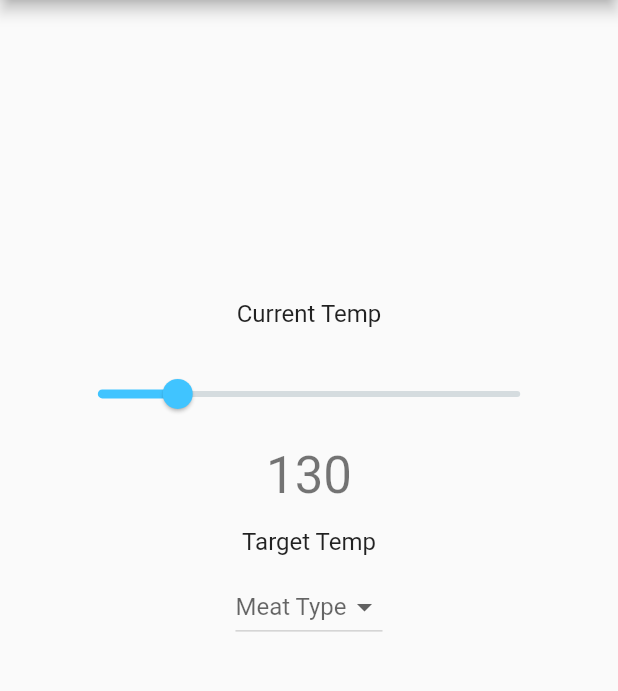
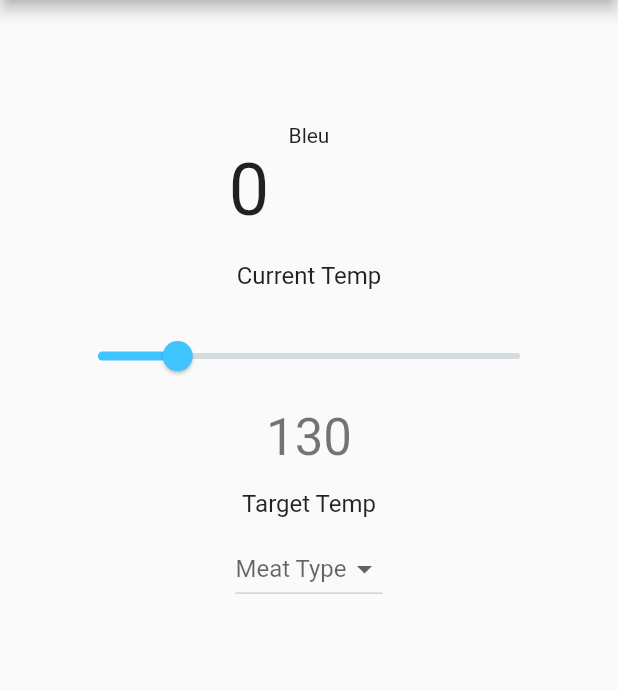
Before and after one commit to xerophytic7/thermometer, a Flutter app: the ThermOnlyScreen screen opened directly, on a phone screen of 412 x 824 dp, the part 84-775 px from its top. Run offline on Flutter 3.47's test engine with Material 2 defaults, Android fonts, the phone set to English and light mode, and no system bars; missing offline and left inert: flutter_ringtone_player.

Commit message:
screen locations fixed. ThermOnly screen 90% done

```diff
--- a/lib/porkscreen.dart
+++ b/lib/screens/porkscreen.dart
@@ -1,10 +1,10 @@
 import 'package:flutter/material.dart';
-class porkscreen extends StatefulWidget {
+class PorkScreen extends StatefulWidget {
   @override
-  _porkscreenState createState() => _porkscreenState();
+  _PorkScreenState createState() => _PorkScreenState();
 }
 
-class _porkscreenState extends State<porkscreen> {
+class _PorkScreenState extends State<PorkScreen> {
   @override
   Widget build(BuildContext context) {
     return Scaffold(
--- a/lib/screens/poultryScreen.dart
+++ b/lib/screens/poultryScreen.dart
@@ -67,7 +67,7 @@ class _PoultryScreenState extends State<PoultryScreen> {
                     Image.asset('assets/pictures/recipe3.JPG',
                         width: 125, height: 125),
                         Wrap(direction: Axis.horizontal, children:[
-                    Text("Prosciutto Wrapped\nChicken Breast", textAlign: TextAlign.center,),
+                    Text("Prosciutto \nWrapped\nChicken Breast", textAlign: TextAlign.center,),
                   ],)],
                 ),
                 onPressed: () {
--- a/lib/screens/thermOnly.dart
+++ b/lib/screens/thermOnly.dart
@@ -9,13 +9,14 @@ class ThermOnlyScreen extends StatefulWidget {
 class _ThermOnlyScreenState extends State<ThermOnlyScreen> {
   double targetTemp = 130.0;
   TextEditingController curTempCtrl = TextEditingController();
+  int bleu = 120;
+  int rare = 130;
+  int medRare = 140;
+  int med = 150;
+  int medWell = 155;
+  int well = 212;
 
-  List<String> meats = [
-    "Beef",
-    "Pork",
-    "Poultry",
-    "Fish"
-  ];
+  List<String> meats = ["Beef", "Pork", "Poultry", "Fish"];
   String meat;
 
   @override
@@ -28,30 +29,46 @@ class _ThermOnlyScreenState extends State<ThermOnlyScreen> {
 
   @override
   Widget build(BuildContext context) {
+    if(curTempCtrl.text == "" || curTempCtrl.text == null ) {curTempCtrl.text = '0'; }
     //Start of page
     return Scaffold(
       appBar: AppBar(
         title: Text('ThermoRecipes'),
       ),
-      body: Center(
+      body: ListView(
         //mainAxisAlignment: MainAxisAlignment.center,
 
-          child: Column(
+        children: <Widget>[
+          Column(
             crossAxisAlignment: CrossAxisAlignment.center,
             children: <Widget>[
-          /*Container(
-              width: MediaQuery.of(context).size.width * .80,
-              height: MediaQuery.of(context).size.height * .35,
-              color: Colors.white70,
-              child: Column(
-                crossAxisAlignment: CrossAxisAlignment.center,
-                children: <Widget>[*/
+              Padding(
+                padding: EdgeInsets.fromLTRB(0, MediaQuery.of(context).size.height*.1, 0, 0),
+                child:
+
+              int.parse(curTempCtrl.text) < bleu
+                  ? Text("Bleu")
+                  : int.parse(curTempCtrl.text) < rare
+                      ? Text("Rare")
+                      : int.parse(curTempCtrl.text) < medRare
+                          ? Text("Medium Rare")
+                          : int.parse(curTempCtrl.text) < med
+                              ? Text("Medium")
+                              : int.parse(curTempCtrl.text) < medWell
+                                  ? Text("Medium Well")
+                                  : int.parse(curTempCtrl.text) < well
+                                  ? Text("Well Done")
+                                  : Text("Over Cooked"),
+                                  ),
+
                                   Padding(
                                       //Add padding and change text size
                                       padding: EdgeInsets.fromLTRB(
-                MediaQuery.of(context).size.width * .37,
-                MediaQuery.of(context).size.height * .15,
-                MediaQuery.of(context).size.width * .37,
+                                          MediaQuery.of(context).size.width *
+                                              .37,
+                                          0,
+                                          MediaQuery.of(context).size.width *
+                                              .37,
                                           20),
                                       child: //Container(
                                           //width: MediaQuery.of(context).size.width*.25,
@@ -62,11 +79,61 @@ class _ThermOnlyScreenState extends State<ThermOnlyScreen> {
                                         style: TextStyle(fontSize: 48),
                                         controller: curTempCtrl,
                                         onChanged: (v) {
-                print("entered onchanged");
-                print("controller: ${curTempCtrl.text}");
-                print("Target: ${targetTemp.toInt().toString()}");
+                                          if (curTempCtrl.text ==
+                                              targetTemp.toInt().toString()) {
+                                            setState(() {
+                                              FlutterRingtonePlayer.playAlarm(
+                                                  looping: true);
+                                              showDialog(
+                                                context: context,
+                                                builder:
+                                                    (BuildContext context) {
+                                                  return AlertDialog(
+                                                      title: Text(
+                                                          'Target Temp Reached!'),
+                                                      actions: <Widget>[
+                                                        FlatButton(
+                                                          child: Text(
+                                                              "Stop Alarm"),
+                                                          onPressed: () {
+                                                            FlutterRingtonePlayer
+                                                                .stop();
+                                                            Navigator.of(
+                                                                    context)
+                                                                .pop();
+                                                          },
+                                                        ),
+                                                      ]);
+                                                },
+                                              );
+                                            });
+                                          }
+                                        },
+                                      ),
+                                      //),
+                                    ),
+              Text(
+                'Current Temp',
+                style: TextStyle(fontSize: 16),
+              ),
+              //],
+              //)),
+              Padding(
+                padding: EdgeInsets.fromLTRB(
+                    MediaQuery.of(context).size.width * .1,
+                    20,
+                    MediaQuery.of(context).size.width * .1,
+                    10),
+                child: Slider(
+                  activeColor: Colors.lightBlueAccent,
+                  min: 32,
+                  max: 550,
+                  //label: 'Target Temp',
+                  onChanged: (sliderTemp) {
+                    setState(() {
+                      targetTemp = sliderTemp;
+                    });
                     if (curTempCtrl.text == targetTemp.toInt().toString()) {
-                  print("entered if statement");
                       setState(() {
                         FlutterRingtonePlayer.playAlarm(looping: true);
                         showDialog(
@@ -87,29 +154,6 @@ class _ThermOnlyScreenState extends State<ThermOnlyScreen> {
                         );
                       });
                     }
-              },
-            ),
-            //),
-          ),
-          Text(
-            'Current Temp',
-            style: TextStyle(fontSize: 16),
-          ),
-          //],
-          //)),
-          Padding(
-            padding: EdgeInsets.fromLTRB(MediaQuery.of(context).size.width * .1,
-                20, MediaQuery.of(context).size.width * .1, 10),
-            child: Slider(
-              activeColor: Colors.lightBlueAccent,
-              min: 32,
-              max: 550,
-              //label: 'Target Temp',
-              onChanged: (sliderTemp) {
-                setState(() {
-                  targetTemp = sliderTemp;
-                  //setTemp();
-                });
                   },
                   value: targetTemp,
                 ),
@@ -135,14 +179,17 @@ class _ThermOnlyScreenState extends State<ThermOnlyScreen> {
                     meat = newValue;
                   });
                 },
-            items: meats.map((meat){
-              return DropdownMenuItem(child: Text(meat),
-              value: meat,);
-            }
-            ).toList(),
+                items: meats.map((meat) {
+                  return DropdownMenuItem(
+                    child: Text(meat),
+                    value: meat,
+                  );
+                }).toList(),
               )
             ],
-      )),
+          )
+        ],
+      ),
     );
   }
 }
```
Also changed, not shown: lib/main.dart (+8 -2 lines), lib/screens/beefscreen.dart (renamed from lib/fishscreen.dart, +9 -9 lines), lib/screens/fishscreen.dart (renamed from lib/beefscreen.dart, +9 -9 lines). Lines whose indentation alone changed are shown as unchanged.
